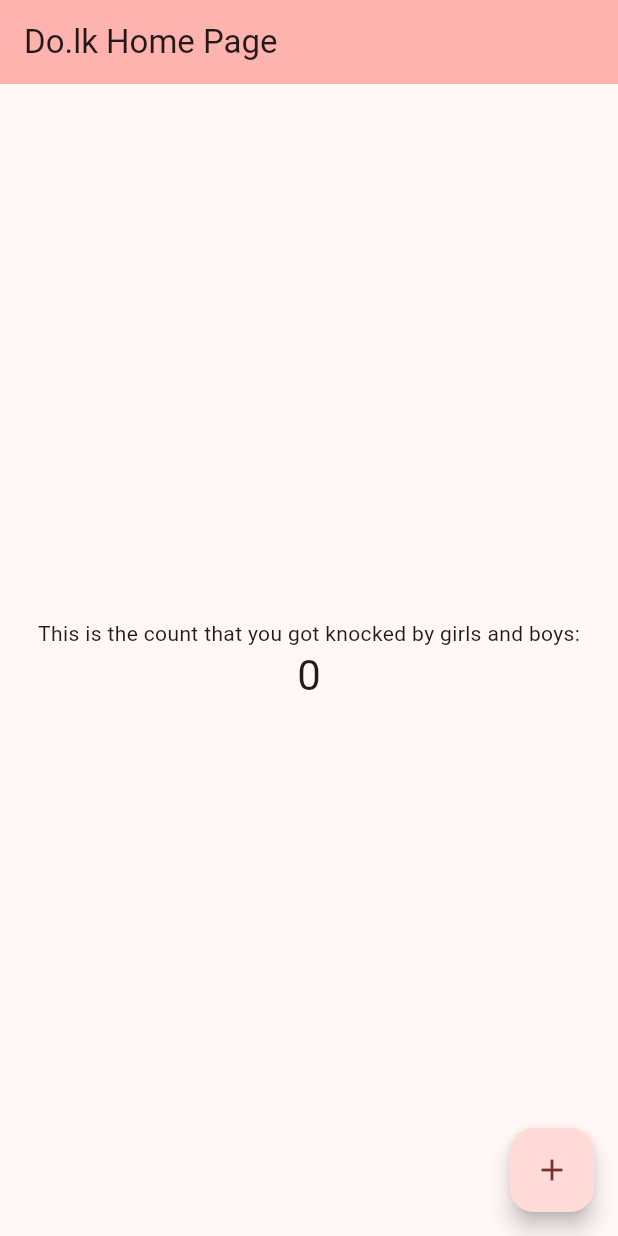
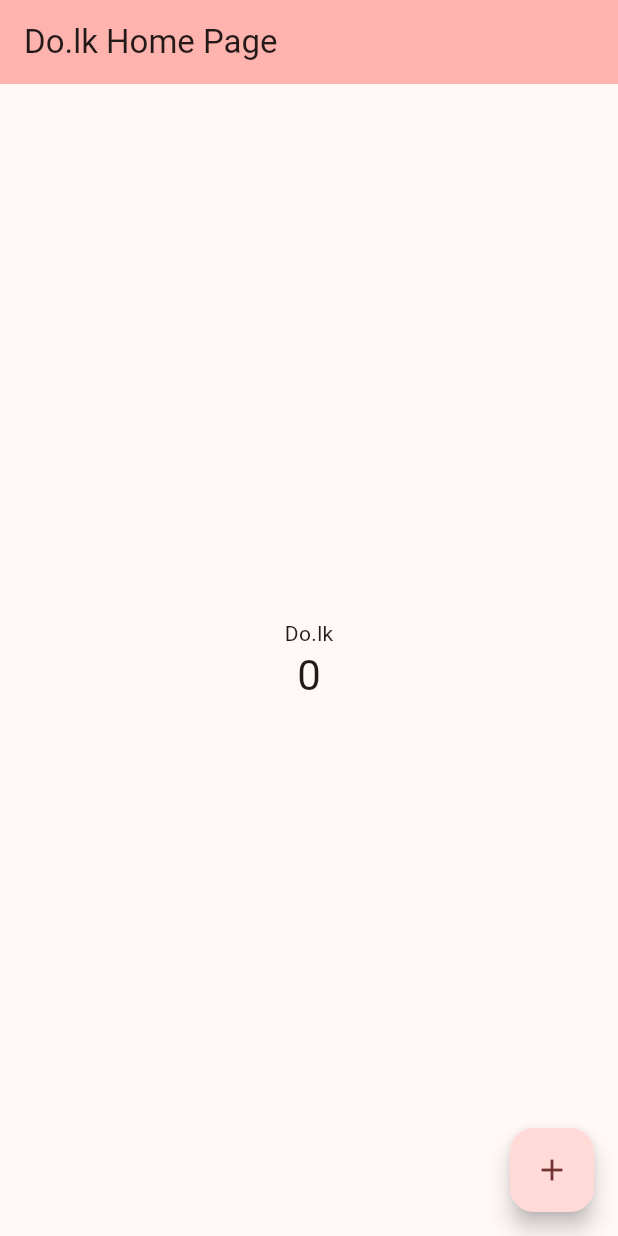
Before and after one commit to PraveenKakulandala/do-lk-freelance-marketplace-, a Flutter app: the screen it shows after launch, on a phone screen of 412 x 824 dp. Run offline on Flutter 3.47's test engine with Material 3 defaults, Android fonts, the phone set to English and light mode, and no system bars.

Commit message:
Update main.dart
change  word do.lk

```diff
--- a/lib/main.dart
+++ b/lib/main.dart
@@ -50,7 +50,7 @@ class _MyHomePageState extends State<MyHomePage> {
           mainAxisAlignment: MainAxisAlignment.center,
           children: <Widget>[
             const Text(
-              'This is the count that you got knocked by girls and boys:',
+              'Do.lk',
             ),
             Text(
               '$_counter',
```
